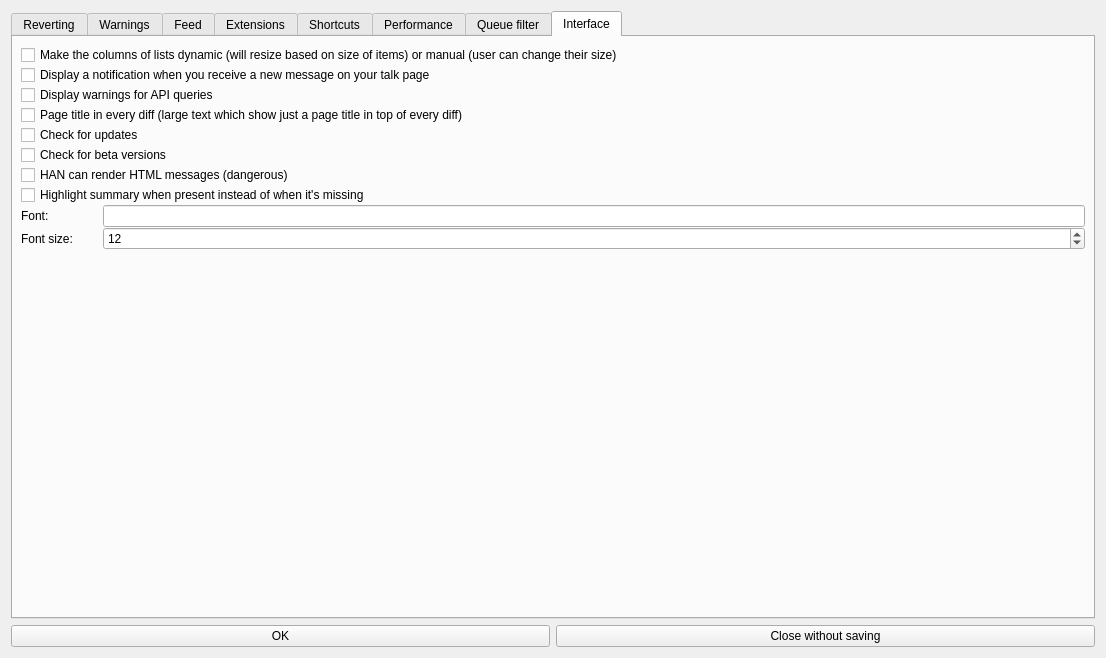
Qt form huggle/preferences.ui (huggle/huggle3-qt-lx) before a commit.
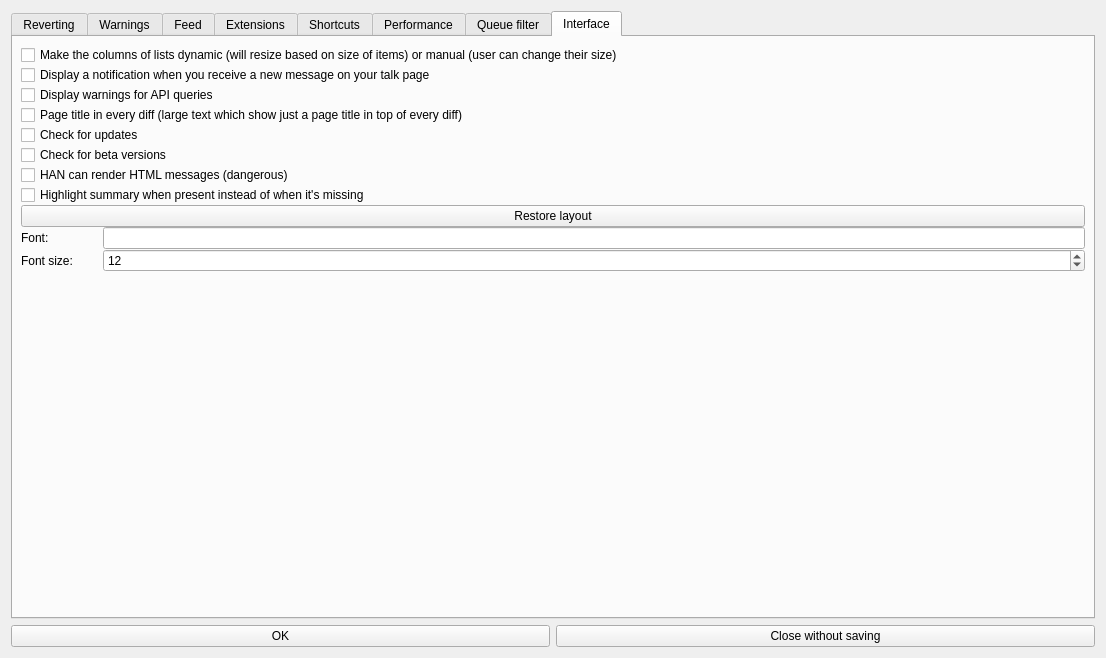
The same form after that commit. The open tabs and pages were chosen to show the change. Icons and pictures are not drawn.

Commit message: option to let user restore layout

What changed in the file:
```diff
--- a/huggle/preferences.ui
+++ b/huggle/preferences.ui
@@ -813,6 +813,13 @@
          </property>
         </widget>
        </item>
+       <item>
+        <widget class="QPushButton" name="pushButton_rs">
+         <property name="text">
+          <string>Restore layout</string>
+         </property>
+        </widget>
+       </item>
        <item>
         <layout class="QFormLayout" name="formLayout_2">
          <item row="0" column="0">
```
The commit also changes 5 other files.
